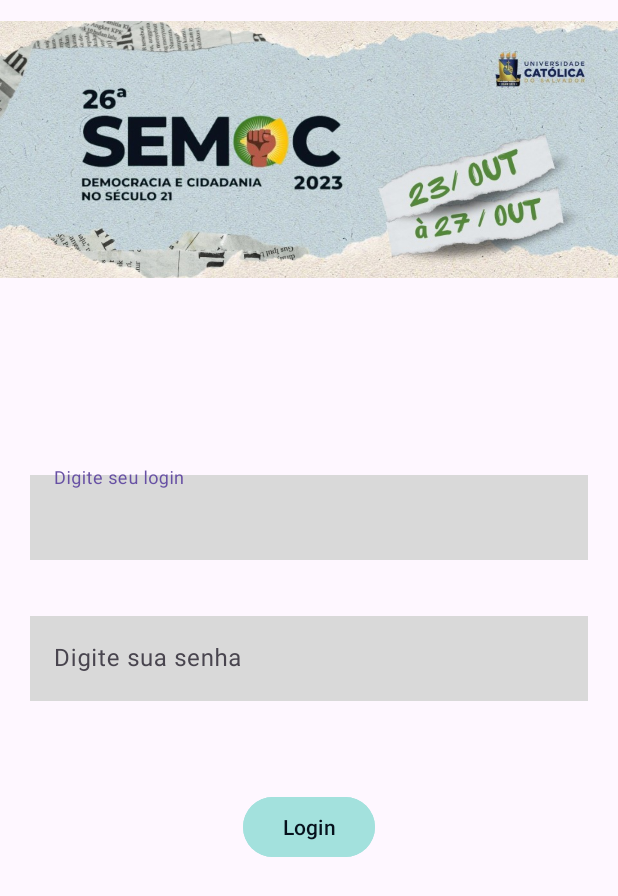
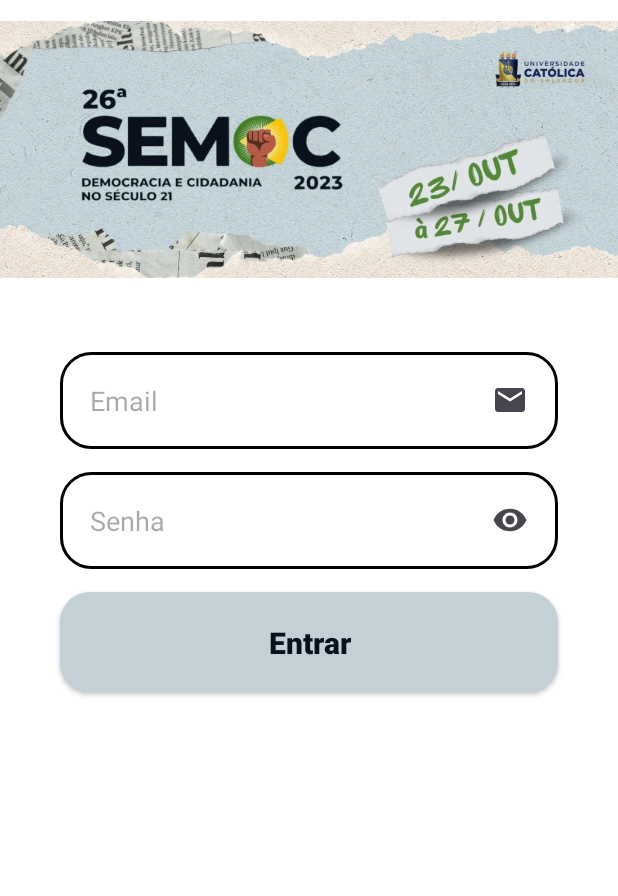
Before and after one commit to alwspiderc/SemocUcsal, an Android app: the screen it shows after launch (LoginActivity), on a phone screen of 412 x 824 dp. Shown: the top 896 px of the screen. Run offline under Robolectric (Android 15) with nearby library versions, the light colour scheme and no system bars.

Commit message:
ajustes login

```diff
--- a/app/src/main/java/com/example/semocucsal/LoginActivity.kt
+++ b/app/src/main/java/com/example/semocucsal/LoginActivity.kt
@@ -19,10 +19,15 @@
             insets
         }
 
-        val loginButton: Button = findViewById(R.id.login_button)
+        login()
+    }
+
+    fun login() {
+        val loginButton: Button = findViewById(R.id.bt_entrar)
         loginButton.setOnClickListener {
             val intent = Intent(this, EventListActivity::class.java)
             startActivity(intent)
         }
+
     }
 }
--- /dev/null
+++ b/app/src/main/res/drawable/background.xml
@@ -0,0 +1,9 @@
+<?xml version="1.0" encoding="utf-8"?>
+<shape xmlns:android="http://schemas.android.com/apk/res/android">
+    <gradient
+        android:startColor="@color/white"
+        android:centerColor="@color/white"
+        android:endColor="@color/white"
+        android:angle="90"
+        />
+</shape>
--- /dev/null
+++ b/app/src/main/res/drawable/button.xml
@@ -0,0 +1,11 @@
+<?xml version="1.0" encoding="utf-8"?>
+<shape xmlns:android="http://schemas.android.com/apk/res/android">
+
+    <corners android:radius="20dp"/>
+    <gradient
+        android:startColor="@color/orange"
+        android:centerColor="@color/pink_light"
+        android:endColor="@color/purple_200"
+        android:angle="180"
+        />
+</shape>
--- /dev/null
+++ b/app/src/main/res/drawable/container_components.xml
@@ -0,0 +1,5 @@
+<?xml version="1.0" encoding="utf-8"?>
+<shape xmlns:android="http://schemas.android.com/apk/res/android">
+    <solid android:color="@color/white"/>
+    <corners android:radius="20dp"/>
+</shape>
--- /dev/null
+++ b/app/src/main/res/drawable/edit_text.xml
@@ -0,0 +1,6 @@
+<?xml version="1.0" encoding="utf-8"?>
+<shape xmlns:android="http://schemas.android.com/apk/res/android">
+    <solid android:color="@color/white"/>
+    <corners android:radius="20dp"/>
+    <stroke android:color="@color/black" android:width="2dp"/>
+</shape>
--- /dev/null
+++ b/app/src/main/res/drawable/ic_email.xml
@@ -0,0 +1,10 @@
+<vector xmlns:android="http://schemas.android.com/apk/res/android"
+    android:width="24dp"
+    android:height="24dp"
+    android:viewportWidth="24"
+    android:viewportHeight="24"
+    android:tint="?attr/colorControlNormal">
+  <path
+      android:fillColor="@android:color/white"
+      android:pathData="M20,4L4,4c-1.1,0 -1.99,0.9 -1.99,2L2,18c0,1.1 0.9,2 2,2h16c1.1,0 2,-0.9 2,-2L22,6c0,-1.1 -0.9,-2 -2,-2zM20,8l-8,5 -8,-5L4,6l8,5 8,-5v2z"/>
+</vector>
--- /dev/null
+++ b/app/src/main/res/drawable/ic_eye.xml
@@ -0,0 +1,10 @@
+<vector xmlns:android="http://schemas.android.com/apk/res/android"
+    android:width="24dp"
+    android:height="24dp"
+    android:viewportWidth="24"
+    android:viewportHeight="24"
+    android:tint="?attr/colorControlNormal">
+  <path
+      android:fillColor="@android:color/white"
+      android:pathData="M12,4.5C7,4.5 2.73,7.61 1,12c1.73,4.39 6,7.5 11,7.5s9.27,-3.11 11,-7.5c-1.73,-4.39 -6,-7.5 -11,-7.5zM12,17c-2.76,0 -5,-2.24 -5,-5s2.24,-5 5,-5 5,2.24 5,5 -2.24,5 -5,5zM12,9c-1.66,0 -3,1.34 -3,3s1.34,3 3,3 3,-1.34 3,-3 -1.34,-3 -3,-3z"/>
+</vector>
--- a/app/src/main/res/layout/activity_login.xml
+++ b/app/src/main/res/layout/activity_login.xml
@@ -1,79 +1,98 @@
 <?xml version="1.0" encoding="utf-8"?>
-<androidx.constraintlayout.widget.ConstraintLayout xmlns:android="http://schemas.android.com/apk/res/android"
+
+<androidx.core.widget.NestedScrollView
+    xmlns:android="http://schemas.android.com/apk/res/android"
     xmlns:app="http://schemas.android.com/apk/res-auto"
     xmlns:tools="http://schemas.android.com/tools"
+    android:layout_width="match_parent"
+    android:layout_height="match_parent"
+    android:fillViewport="true"
+    >
+
+    <androidx.constraintlayout.widget.ConstraintLayout
         android:id="@+id/main"
         android:layout_width="match_parent"
         android:layout_height="match_parent"
-    android:padding="16dp"
+        android:background="@drawable/background"
         tools:context=".LoginActivity">
 
         <ImageView
-        android:id="@+id/imageView2"
+            android:id="@+id/logo"
             android:layout_width="wrap_content"
             android:layout_height="199dp"
-        app:srcCompat="@drawable/topo"
+            app:layout_constraintEnd_toEndOf="parent"
+            app:layout_constraintStart_toStartOf="parent"
             app:layout_constraintTop_toTopOf="parent"
+            app:srcCompat="@drawable/topo" />
+
+        <View
+            android:id="@+id/containerComponents"
+            style="@style/ContainerComponents"
+            android:layout_marginTop="52dp"
+            app:layout_constraintEnd_toEndOf="parent"
             app:layout_constraintStart_toStartOf="parent"
-        app:layout_constraintEnd_toEndOf="parent" />
+            app:layout_constraintTop_toBottomOf="@id/logo" />
 
-    <com.google.android.material.textfield.TextInputLayout
-        android:id="@+id/textInputLogin"
-        android:layout_width="0dp"
+        <EditText
+            android:id="@+id/edit_email"
+            app:layout_constraintStart_toStartOf="@id/containerComponents"
+            app:layout_constraintEnd_toEndOf="@id/containerComponents"
+            app:layout_constraintTop_toTopOf="@id/containerComponents"
+            style="@style/Edit_Text"
+            android:hint="@string/email"
+            android:inputType="textEmailAddress"
+            android:drawableEnd="@drawable/ic_email"/>
+
+
+        <EditText
+            android:id="@+id/edit_senha"
+            app:layout_constraintStart_toStartOf="@id/containerComponents"
+            app:layout_constraintEnd_toEndOf="@id/containerComponents"
+            app:layout_constraintTop_toBottomOf="@id/edit_email"
+            android:inputType="numberPassword"
+            style="@style/Edit_Text"
+            android:hint="@string/senha"
+            android:drawableEnd="@drawable/ic_eye"/>
+
+        <androidx.appcompat.widget.AppCompatButton
+            android:id="@+id/bt_entrar"
+            style="@style/Button"
+            android:text="@string/entrar"
+
+            android:textColor="#06111C"
+            app:backgroundTint="#C3D0D6"
+
+            app:layout_constraintStart_toStartOf="@id/containerComponents"
+            app:layout_constraintEnd_toEndOf="@id/containerComponents"
+            app:layout_constraintTop_toBottomOf="@id/edit_senha"
+            />
+
+        <ProgressBar
+            android:id="@+id/progress_bar"
+            android:layout_width="wrap_content"
             android:layout_height="wrap_content"
-        android:layout_marginTop="112dp"
-        android:layout_marginLeft="20dp"
-        android:layout_marginRight="20dp"
+            android:visibility="invisible"
             app:layout_constraintStart_toStartOf="parent"
             app:layout_constraintEnd_toEndOf="parent"
-        app:layout_constraintTop_toBottomOf="@id/imageView2">
+            app:layout_constraintTop_toBottomOf="@id/containerComponents"
+            android:indeterminateTint="@color/white"
+            android:layout_marginTop="20dp"
+            />
 
-        <com.google.android.material.textfield.TextInputEditText
-            android:id="@+id/editTextLogin"
-            android:layout_width="match_parent"
+        <TextView
+            android:id="@+id/text_tela_cadastro"
+            android:layout_width="wrap_content"
             android:layout_height="wrap_content"
-            android:background="#D9D9D9"
-            android:hint="Digite seu login" />
-
-    </com.google.android.material.textfield.TextInputLayout>
-
-    <com.google.android.material.textfield.TextInputLayout
-        android:id="@+id/textInputPassword"
-        android:layout_width="0dp"
-        android:layout_height="wrap_content"
-        android:layout_marginTop="32dp"
-        android:layout_marginLeft="20dp"
-        android:layout_marginRight="20dp"
+            android:text="@string/text_cadastro"
+            android:textSize="18sp"
+            android:textColor="@color/white"
+            android:textStyle="bold"
+            android:layout_marginTop="20dp"
+            android:layout_marginBottom="30dp"
+            app:layout_constraintTop_toBottomOf="@id/progress_bar"
             app:layout_constraintStart_toStartOf="parent"
             app:layout_constraintEnd_toEndOf="parent"
-        app:layout_constraintTop_toBottomOf="@id/textInputLogin">
-
-        <EditText
-            android:id="@+id/editTextTextPassword"
-            android:layout_width="match_parent"
-            android:layout_height="wrap_content"
-            android:background="#D9D9D9"
-            android:ems="10"
-            android:inputType="textPassword"
-            android:hint="Digite sua senha" />
-
-    </com.google.android.material.textfield.TextInputLayout>
-
-    <com.google.android.material.button.MaterialButton
-        android:id="@+id/login_button"
-        android:layout_width="wrap_content"
-        android:layout_height="wrap_content"
-        android:layout_marginTop="60dp"
-        android:backgroundTint="@color/blue"
-        android:text="Login"
-        android:textColor="#06111C"
-        app:backgroundTint="#C3D0D6"
-        app:layout_constraintEnd_toEndOf="parent"
-        app:layout_constraintStart_toStartOf="parent"
-        app:layout_constraintTop_toBottomOf="@id/textInputPassword" />
-
-
-
-
+            />
 
     </androidx.constraintlayout.widget.ConstraintLayout>
+</androidx.core.widget.NestedScrollView>
--- a/app/src/main/res/values/colors.xml
+++ b/app/src/main/res/values/colors.xml
@@ -4,4 +4,13 @@
     <color name="white">#FFFFFFFF</color>
     <color name="blue">#A3E1DD</color>
 
+    <color name="purple_200">#FFBB86FC</color>
+    <color name="purple_500">#FF6200EE</color>
+    <color name="purple_700">#FF3700B3</color>
+    <color name="teal_200">#FF03DAC5</color>
+    <color name="teal_700">#FF018786</color>
+    <color name="orange">#FFB344</color>
+    <color name="pink">#FB528B</color>
+    <color name="pink_light">#F899B9</color>
+
 </resources>
--- a/app/src/main/res/values/strings.xml
+++ b/app/src/main/res/values/strings.xml
@@ -1,3 +1,11 @@
 <resources>
     <string name="app_name">SemocUcsal</string>
+    <string name="entrar">Entrar</string>
+    <string name="senha">Senha</string>
+    <string name="email">Email</string>
+    <string name="text_cadastro">Crie uma conta clicando aqui</string>
+    <string name="text_cadastre_se">Cadastre-se</string>
+    <string name="nome">Nome</string>
+    <string name="cadastrar">Cadastrar</string>
+    <string name="deslogar">Deslogar</string>
 </resources>
--- /dev/null
+++ b/app/src/main/res/values/styles.xml
@@ -0,0 +1,36 @@
+<?xml version="1.0" encoding="utf-8"?>
+<resources>
+
+    <style name="ContainerComponents">
+        <item name="android:layout_width">match_parent</item>
+        <item name="android:layout_height">250dp</item>
+        <item name="android:background">@drawable/container_components</item>
+        <item name="android:layout_margin">20dp</item>
+    </style>
+
+    <style name="Edit_Text">
+        <item name="android:layout_width">match_parent</item>
+        <item name="android:layout_height">wrap_content</item>
+        <item name="android:background">@drawable/edit_text</item>
+        <item name="android:padding">20dp</item>
+        <item name="android:maxLength">25</item>
+        <item name="android:layout_marginLeft">40dp</item>
+        <item name="android:layout_marginRight">40dp</item>
+        <item name="android:layout_marginTop">15dp</item>
+    </style>
+
+    <style name="Button">
+        <item name="android:layout_width">match_parent</item>
+        <item name="android:layout_height">wrap_content</item>
+        <item name="android:layout_marginLeft">40dp</item>
+        <item name="android:layout_marginRight">40dp</item>
+        <item name="android:layout_marginTop">15dp</item>
+        <item name="android:background">@drawable/button</item>
+        <item name="android:padding">20dp</item>
+        <item name="android:textColor">@color/white</item>
+        <item name="android:textAllCaps">false</item>
+        <item name="android:textStyle">bold</item>
+        <item name="android:textSize">20sp</item>
+    </style>
+
+</resources>
```
Lines whose indentation alone changed are shown as unchanged.
